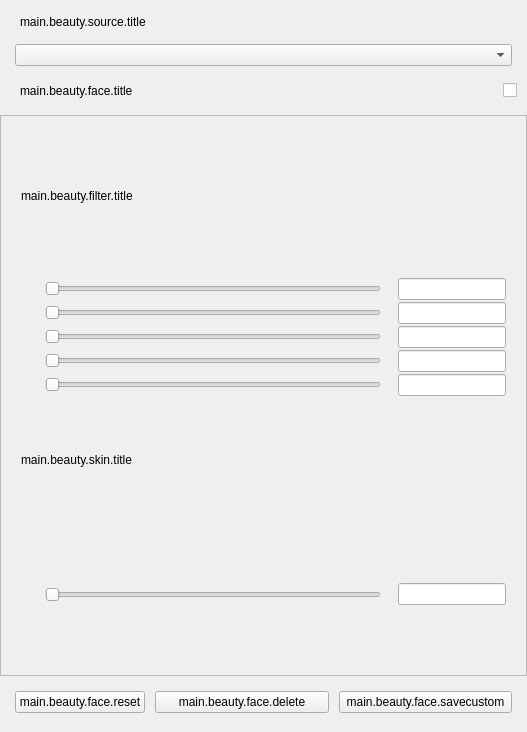
naver/prism-live-studio, file src/prism/main/forms/PLSBeautyFilterView.ui: the form before one commit.
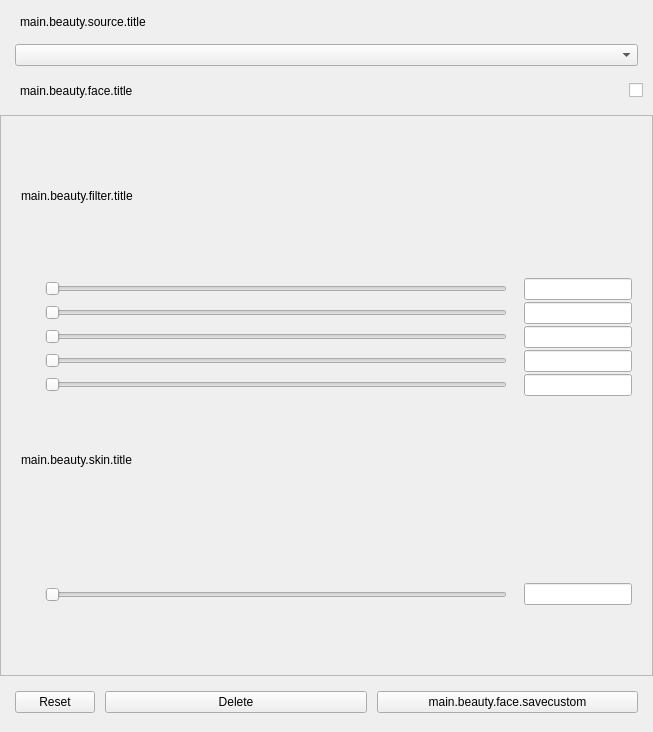
The form after the commit. The open tabs and pages were chosen to show the change. Custom widgets are drawn as their Qt base class.

```diff
--- a/src/prism/main/forms/PLSBeautyFilterView.ui
+++ b/src/prism/main/forms/PLSBeautyFilterView.ui
@@ -6,7 +6,7 @@
    <rect>
     <x>0</x>
     <y>0</y>
-    <width>527</width>
+    <width>653</width>
     <height>732</height>
    </rect>
   </property>
@@ -263,8 +263,8 @@
            <rect>
             <x>0</x>
             <y>0</y>
-            <width>525</width>
-            <height>558</height>
+            <width>651</width>
+            <height>546</height>
            </rect>
           </property>
           <layout class="QVBoxLayout" name="verticalLayout_scroll">
@@ -693,7 +693,7 @@
              <enum>Qt::NoFocus</enum>
             </property>
             <property name="text">
-             <string>main.beauty.face.reset</string>
+             <string>Reset</string>
             </property>
            </widget>
           </item>
@@ -709,7 +709,7 @@
              <enum>Qt::NoFocus</enum>
             </property>
             <property name="text">
-             <string>main.beauty.face.delete</string>
+             <string>Delete</string>
             </property>
            </widget>
           </item>
```
Left out of the diff: 7 changed lines with no effect on the pictures.
